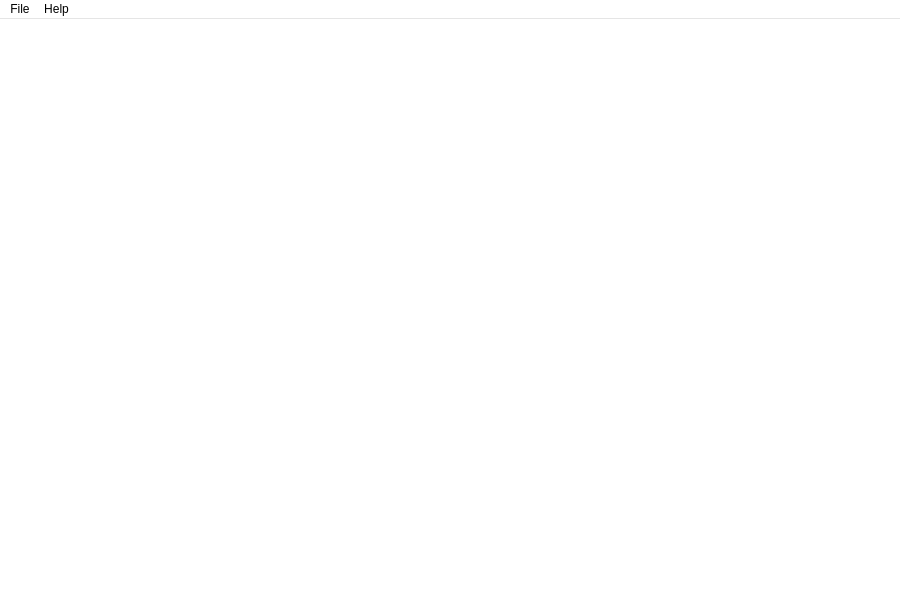
Before: the Qt Designer form mainwindow.ui in rdmenezes/trpo, drawn with Qt 5.
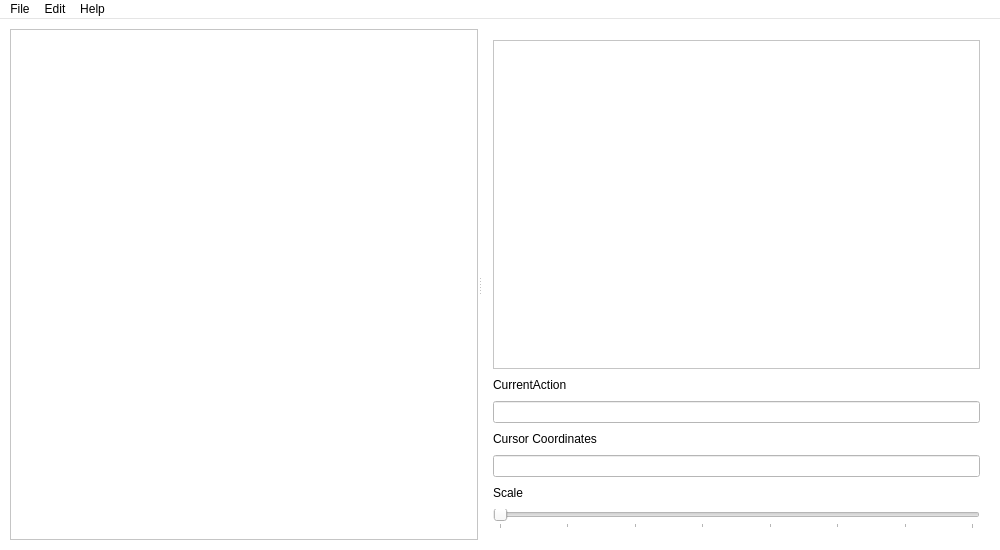
After: the same form once the commit is applied.

Commit message: Поменял интерфейс на новый. Не самый удачный, прошлый нравился больше, но у этого же есть ИНСПЕКТОР!!!

Patch:
```diff
--- a/mainwindow.ui
+++ b/mainwindow.ui
@@ -6,20 +6,20 @@
    <rect>
     <x>0</x>
     <y>0</y>
-    <width>900</width>
-    <height>600</height>
+    <width>1000</width>
+    <height>550</height>
    </rect>
   </property>
   <property name="minimumSize">
    <size>
-    <width>900</width>
-    <height>600</height>
+    <width>1000</width>
+    <height>550</height>
    </size>
   </property>
   <property name="maximumSize">
    <size>
-    <width>900</width>
-    <height>600</height>
+    <width>1000</width>
+    <height>550</height>
    </size>
   </property>
   <property name="palette">
@@ -157,14 +157,98 @@
    <property name="autoFillBackground">
     <bool>false</bool>
    </property>
+   <widget class="QSplitter" name="sptItems">
+    <property name="geometry">
+     <rect>
+      <x>10</x>
+      <y>10</y>
+      <width>981</width>
+      <height>511</height>
+     </rect>
+    </property>
+    <property name="orientation">
+     <enum>Qt::Horizontal</enum>
+    </property>
+    <property name="handleWidth">
+     <number>4</number>
+    </property>
+    <widget class="QGraphicsView" name="view"/>
+    <widget class="QWidget" name="">
+     <layout class="QVBoxLayout" name="ltTools">
+      <property name="spacing">
+       <number>9</number>
+      </property>
+      <item>
+       <widget class="QTableWidget" name="toolBox"/>
+      </item>
+      <item>
+       <widget class="QLabel" name="labelCurrentAction">
+        <property name="text">
+         <string>CurrentAction</string>
+        </property>
+       </widget>
+      </item>
+      <item>
+       <widget class="QLineEdit" name="currentAction">
+        <property name="readOnly">
+         <bool>true</bool>
+        </property>
+       </widget>
+      </item>
+      <item>
+       <widget class="QLabel" name="labelCursorCoords">
+        <property name="text">
+         <string>Cursor Coordinates</string>
+        </property>
+       </widget>
+      </item>
+      <item>
+       <widget class="QLineEdit" name="cursorCoordinates">
+        <property name="readOnly">
+         <bool>true</bool>
+        </property>
+       </widget>
+      </item>
+      <item>
+       <widget class="QLabel" name="labelScale">
+        <property name="text">
+         <string>Scale</string>
+        </property>
+       </widget>
+      </item>
+      <item>
+       <widget class="QSlider" name="horizontalSlider">
+        <property name="minimum">
+         <number>0</number>
+        </property>
+        <property name="maximum">
+         <number>7</number>
+        </property>
+        <property name="value">
+         <number>0</number>
+        </property>
+        <property name="orientation">
+         <enum>Qt::Horizontal</enum>
+        </property>
+        <property name="tickPosition">
+         <enum>QSlider::TicksBelow</enum>
+        </property>
+        <property name="tickInterval">
+         <number>1</number>
+        </property>
+       </widget>
+      </item>
+     </layout>
+    </widget>
+   </widget>
   </widget>
   <widget class="QMenuBar" name="menuBar">
    <property name="geometry">
     <rect>
      <x>0</x>
      <y>0</y>
-     <width>900</width>
-     <height>22</height>
+     <width>1000</width>
+     <height>19</height>
     </rect>
    </property>
    <widget class="QMenu" name="menuFile">
@@ -182,7 +266,15 @@
     </property>
     <addaction name="actionShow_Help_F1"/>
    </widget>
+   <widget class="QMenu" name="menuEdit">
+    <property name="title">
+     <string>Edit</string>
+    </property>
+    <addaction name="actionUndo"/>
+    <addaction name="actionRedo"/>
+   </widget>
    <addaction name="menuFile"/>
+   <addaction name="menuEdit"/>
    <addaction name="menuHelp"/>
   </widget>
   <action name="actionOpen">
```
Left out of the diff: 10 changed lines with no effect on the pictures. The commit also changes 1 other file.
